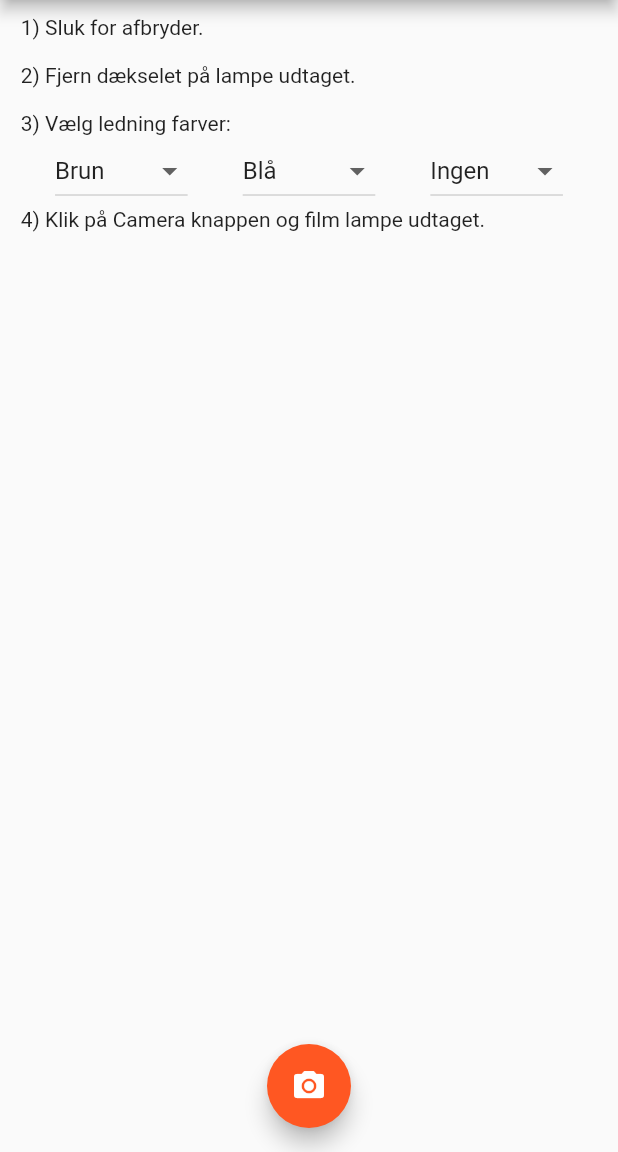
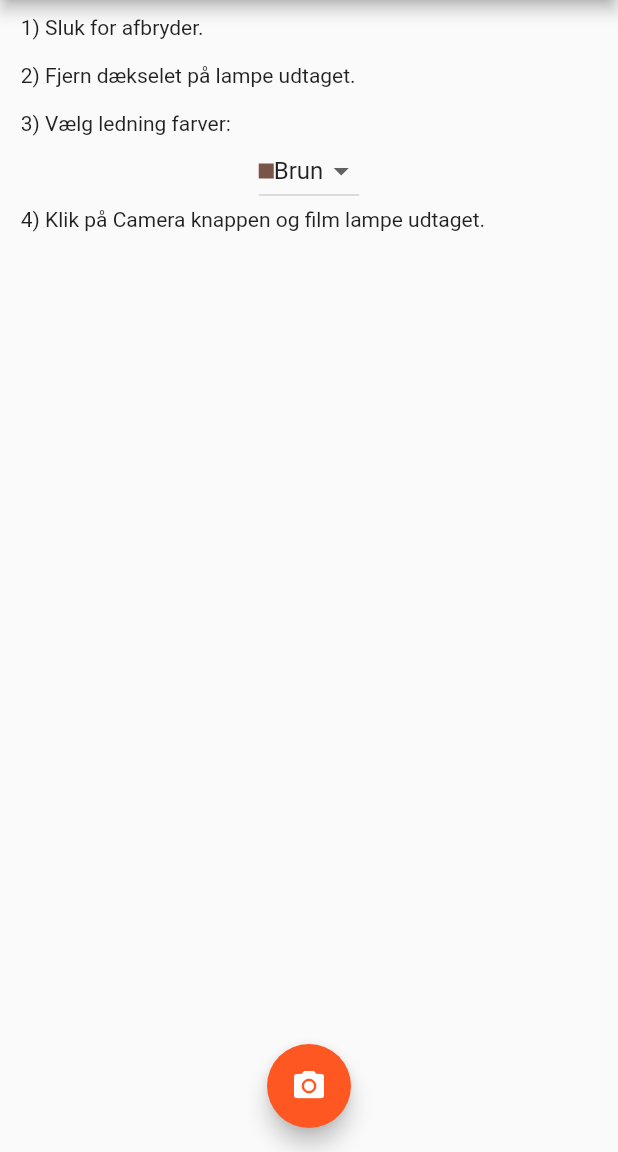
Before and after one commit to Raniot/lamp_installer, a Flutter app: the screen it shows after launch, on a phone screen of 412 x 824 dp, the part 84-1236 px from its top. Run offline on Flutter 3.47's test engine with Material 2 defaults, Android fonts, the phone set to English and light mode, and no system bars.

Commit message:
Dropdown with colors

```diff
--- a/lib/main.dart
+++ b/lib/main.dart
@@ -1,5 +1,5 @@
 import 'package:flutter/material.dart';
-import 'package:flutter/services.dart';
+import 'package:lamp_installer/dropdownColor.dart';
 
 void main() => runApp(new MyApp());
 
@@ -45,22 +45,9 @@ class MyHomePage extends StatefulWidget {
 }
 
 class _MyHomePageState extends State<MyHomePage> {
-  int _counter = 0;
-
-  void _incrementCounter() {
-    setState(() {
-      // This call to setState tells the Flutter framework that something has
-      // changed in this State, which causes it to rerun the build method below
-      // so that the display can reflect the updated values. If we changed
-      // _counter without calling setState(), then the build method would not be
-      // called again, and so nothing would appear to happen.
-      _counter++;
-    });
-  }
-
-  String wireColor1 = 'Brun';
-  String wireColor2 = 'Blå';
-  String wireColor3 = 'Ingen';
+  DropdownColor wireColor1 = DropdownColor(color: Colors.brown, colorText: 'Brun');
+  // String wireColor2 = 'Blå';
+  // String wireColor3 = 'Ingen';
 
   @override
   Widget build(BuildContext context) {
@@ -106,45 +93,48 @@ class _MyHomePageState extends State<MyHomePage> {
             Row(
               mainAxisAlignment: MainAxisAlignment.spaceEvenly,
               children: <Widget>[
-                new DropdownButton<String>(
+                new DropdownButton<DropdownColor>(
                   value: wireColor1,
-                  items: <String>['Brun', 'Blå', 'Sort', 'Gul/Grøn']
-                      .map((String value) {
-                    return new DropdownMenuItem<String>(
+                  items: <DropdownColor>[wireColor1]
+                      .map((DropdownColor value) {
+                    return new DropdownMenuItem<DropdownColor>(
                       value: value,
-                      child: new Text(value),
+                      child: Row(children: <Widget>[
+                        Container(height: 10, width: 10, color: value.color,),
+                        Text(value.colorText)
+                      ],)
                     );
                   }).toList(),
-                  onChanged: (String newValue) {
+                  onChanged: (DropdownColor newValue) {
                     setState(() {wireColor1 = newValue;});
                   },
                 ),
-                new DropdownButton<String>(
-                  value: wireColor2,
-                  items: <String>['Brun', 'Blå', 'Sort', 'Gul/Grøn']
-                      .map((String value) {
-                    return new DropdownMenuItem<String>(
-                      value: value,
-                      child: new Text(value),
-                    );
-                  }).toList(),
-                  onChanged: (String newValue) {
-                    setState(() {wireColor2 = newValue;});
-                  },
-                ),
-                new DropdownButton<String>(
-                  value: wireColor3,
-                  items: <String>['Brun', 'Blå', 'Sort', 'Gul/Grøn', 'Ingen']
-                      .map((String value) {
-                    return new DropdownMenuItem<String>(
-                      value: value,
-                      child: new Text(value),
-                    );
-                  }).toList(),
-                  onChanged: (String newValue) {
-                    setState(() {wireColor3 = newValue;});
-                  },
-                ),
+              //   new DropdownButton<String>(
+              //     value: wireColor2,
+              //     items: <String>['Brun', 'Blå', 'Sort', 'Gul/Grøn']
+              //         .map((String value) {
+              //       return new DropdownMenuItem<String>(
+              //         value: value,
+              //         child: new Text(value),
+              //       );
+              //     }).toList(),
+              //     onChanged: (String newValue) {
+              //       setState(() {wireColor2 = newValue;});
+              //     },
+              //   ),
+              //   new DropdownButton<String>(
+              //     value: wireColor3,
+              //     items: <String>['Brun', 'Blå', 'Sort', 'Gul/Grøn', 'Ingen']
+              //         .map((String value) {
+              //       return new DropdownMenuItem<String>(
+              //         value: value,
+              //         child: new Text(value),
+              //       );
+              //     }).toList(),
+              //     onChanged: (String newValue) {
+              //       setState(() {wireColor3 = newValue;});
+              //     },
+              //   ),
               ],
             ),
             Text(
@@ -154,7 +144,7 @@ class _MyHomePageState extends State<MyHomePage> {
         ),
       ),
       floatingActionButton: FloatingActionButton(
-        onPressed: _incrementCounter,
+        onPressed: null,
         tooltip: 'Camera',
         child: Icon(Icons.camera_alt),
       ),
```
Also changed, not shown: lib/dropdownColor.dart (+5 -2 lines).
